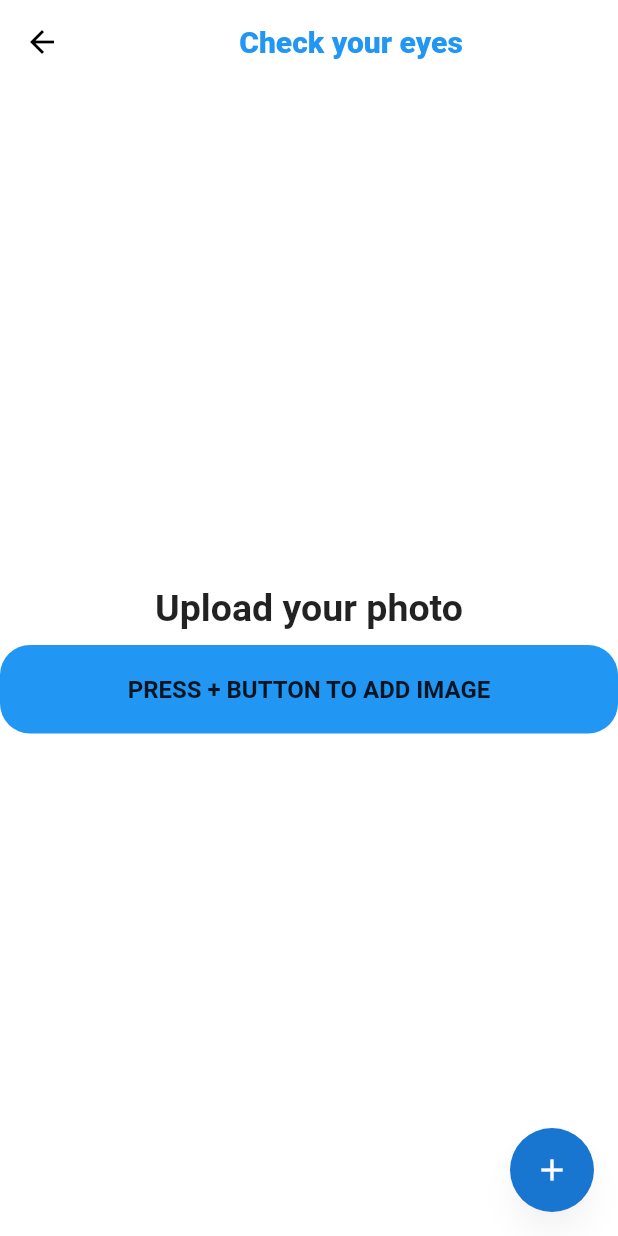
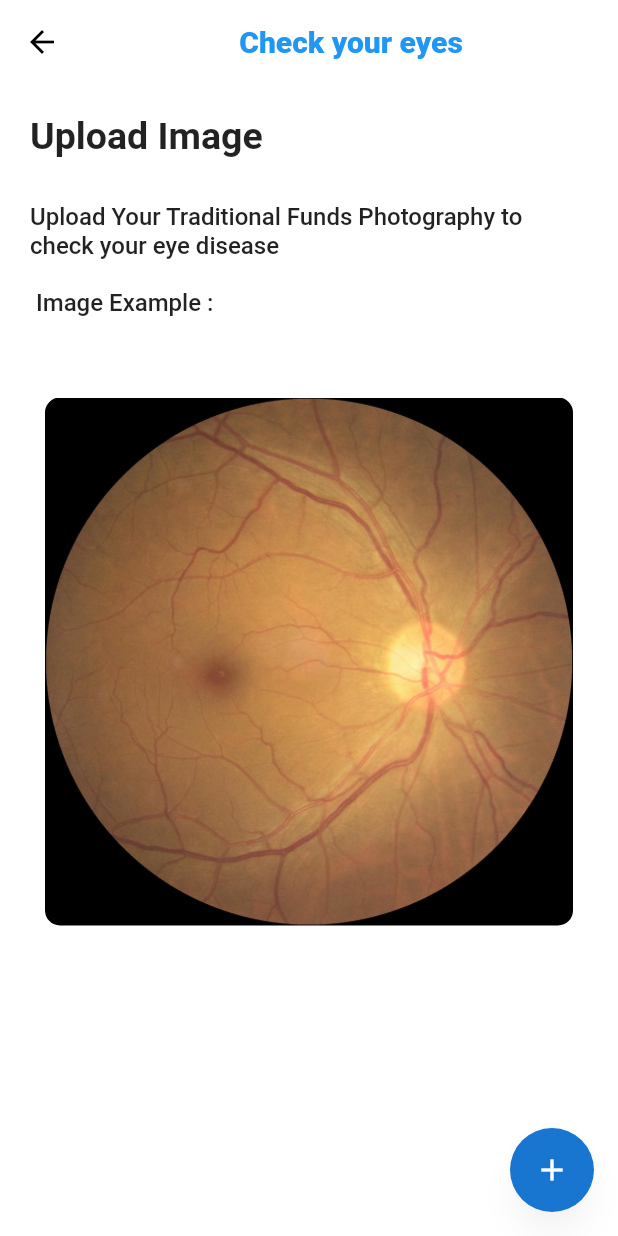
Before and after one commit to tahamoh33/gp_flutter-master, a Flutter app: the DetectionScreen screen opened directly, on a phone screen of 412 x 824 dp. Run offline on Flutter 3.47's test engine with Material 2 defaults, Android fonts, the phone set to English and light mode, and no system bars; drawn by our look-alikes of flutter_speed_dial; our stand-ins replace auto_size_text, cloud_firestore, firebase_auth, firebase_core, firebase_storage, flutter_image_compress and 5 more; missing offline and left inert: tflite; accounts and stored records are empty; network calls fail; Roboto replaces fonts that are missing (@font/montserrat_semibold, Montserrat).

Commit message:
Updated App Bar

```diff
--- a/lib/Screens/NavigationScreens/AppLayout.dart
+++ b/lib/Screens/NavigationScreens/AppLayout.dart
@@ -22,6 +22,7 @@ class AppLayoutState extends State<AppLayout> {
     final selectedPageProvider = Provider.of<SelectedPageProvider>(context);
 
     return Scaffold(
+      appBar: AppBar(),
       body: Center(
         child: Screens[selectedPageProvider.selectedIndex],
       ),
--- a/lib/Screens/NavigationScreens/DetectionScreen.dart
+++ b/lib/Screens/NavigationScreens/DetectionScreen.dart
@@ -109,42 +109,54 @@ class _DetectionScreenState extends State<DetectionScreen> {
         title: Center(child: Custom_Title(word: "Check your eyes")),
       ),
 
-      body: Center(
-          child: SingleChildScrollView(
+      body:
+      SingleChildScrollView(
+        child: Padding(
+          padding: const EdgeInsets.all(20.0),
           child: Column(
-            crossAxisAlignment: CrossAxisAlignment.center,
+              crossAxisAlignment: CrossAxisAlignment.start,
               mainAxisAlignment: MainAxisAlignment.center,
               children: [
-              Text("Upload your photo",
+                Text("Upload Image",
                     style: TextStyle(fontWeight: FontWeight.bold, fontSize: 25)),
                 SizedBox(
-                height: 10,
+                  height: 30,
+                ),
+                Text("Upload Your Traditional Funds Photography to check your eye disease \n \n Image Example :",
+                  style: TextStyle(
+                    fontSize: 16,
+                        fontWeight: FontWeight.w500,
+
+                  ),
+                ),
+                SizedBox(
+                  height: 40,
                 ),
                 Container(
                     alignment: Alignment.center,
                     padding: const EdgeInsets.all(10),
                     decoration: BoxDecoration(
-                    color: Colors.blue,
+                      //color: Colors.blue,
                       borderRadius: BorderRadius.circular(20),
                     ),
                     child: Column(
                         mainAxisAlignment: MainAxisAlignment.center,
                         children: [
                           Padding(
-                          padding: EdgeInsets.symmetric(vertical: 10),
+                            padding: EdgeInsets.symmetric(vertical: 4),
                             child: Container(
                               child: Center(
                                 child: _loading == true
                                     ? Container(
-                                      child: Text(
-                                        "PRESS + BUTTON TO ADD IMAGE",
-                                        style: TextStyle(
-                                          fontFamily: "Montserrat",
-                                          fontSize: 16,
-                                          fontWeight: FontWeight.w700,
+                                        child: ClipRRect(
+                                          borderRadius:
+                                          BorderRadius.circular(10),
+                                          child: Image.asset(
+                                            "lib/images/1_right.png",
+                                            fit: BoxFit.cover,
                                           ),
                                         ),
-                                    ) //show nothing if no picture selected
+                                )//show nothing if no picture selected
                                     : Column(
                                         children: [
                                           ClipRRect(
@@ -162,7 +174,7 @@ class _DetectionScreenState extends State<DetectionScreen> {
                                                   child: Text(
                                                     'The object is: ${_output![0]['label']}!',
                                                     style: TextStyle(
-                                                      color: Colors.green[100],
+                                                        color: Theme.of(context).hintColor,
                                                         fontSize: 22,
                                                         fontWeight:
                                                             FontWeight.bold),
@@ -176,7 +188,8 @@ class _DetectionScreenState extends State<DetectionScreen> {
                           ),
                         ])),
               ]),
-      )),
+        ),
+      ),
       floatingActionButton: SpeedDial(
         icon: Icons.add,
         activeIcon: Icons.close,
--- a/lib/theme/dark_theme.dart
+++ b/lib/theme/dark_theme.dart
@@ -5,7 +5,7 @@ ThemeData darkTheme = ThemeData(
   brightness: Brightness.dark,
   primaryColor: Colors.black,
   primaryColorDark: Colors.white,
-  accentColor: Color(0xff1876d0),
+  hoverColor: Color(0xff1876d0),
   hintColor: Color(0xff1876d0),
   scaffoldBackgroundColor: Colors.black,
   secondaryHeaderColor: Colors.white70,
--- a/lib/theme/light_theme.dart
+++ b/lib/theme/light_theme.dart
@@ -5,7 +5,7 @@ ThemeData lightTheme = ThemeData(
   brightness: Brightness.light,
   primaryColor: Colors.white,
   primaryColorDark: Colors.black,
-  accentColor: Color(0xff1876d0),
+  hoverColor: Color(0xff1876d0),
   hintColor: Color(0xff1876d0),
   scaffoldBackgroundColor: Colors.white,
   secondaryHeaderColor: Colors.black54,
```
Also changed, not shown: lib/images/1_right.jpg (added), lib/images/1_right.png (added), lib/images/5_right.jpg (added), lib/images/746_right.jpg (added). Lines whose indentation alone changed are shown as unchanged.
